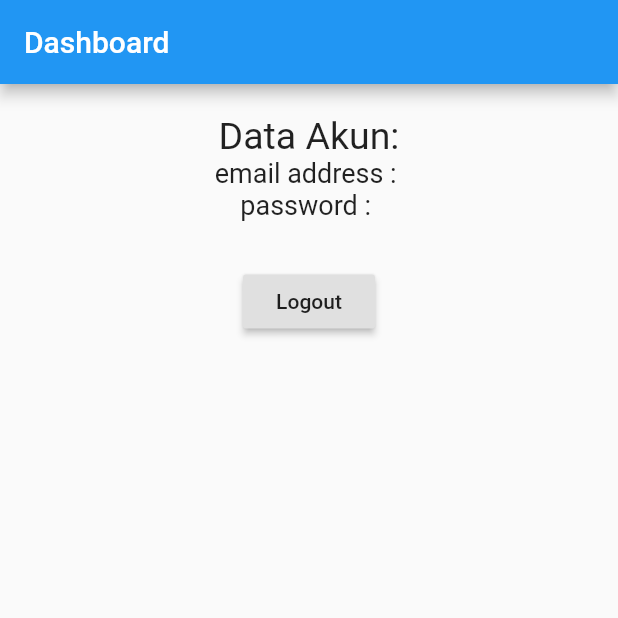
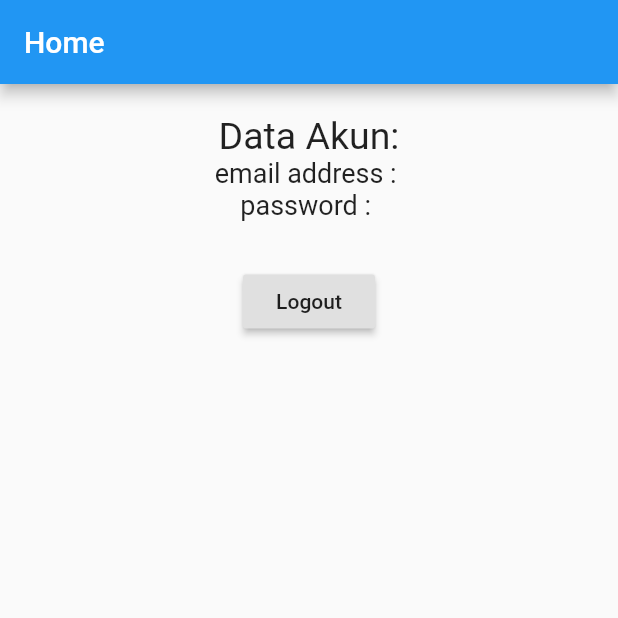
Before and after one commit to khubah/splash_login, a Flutter app: the screen it shows after launch, after a tap on "Login", on a phone screen of 412 x 824 dp, the top half of it. Run offline on Flutter 3.47's test engine with Material 2 defaults, Android fonts, the phone set to English and light mode, and no system bars.

Commit message:
ganti nama dashboar ke home
update

```diff
--- a/lib/dashboard.dart
+++ b/lib/home.dart
@@ -1,15 +1,15 @@
 import 'package:flutter/material.dart';
 
-class Dashboard extends StatelessWidget {
+class Home extends StatelessWidget {
   final String email;
   final String password;
 
-  Dashboard({Key key, this.email, this.password}) : super(key : key);
+  Home({Key key, this.email, this.password}) : super(key : key);
   @override
   Widget build(BuildContext context) {
     return Scaffold(
       appBar: AppBar(
-        title: Text("Dashboard"),
+        title: Text("Home"),
       ),
       body: Container(
         margin: EdgeInsets.all(20),
--- a/lib/login_page.dart
+++ b/lib/login_page.dart
@@ -1,5 +1,5 @@
 import 'package:flutter/material.dart';
-import 'package:splash_login/dashboard.dart';
+import './home.dart';
 
 class LoginPage extends StatelessWidget {
   final TextEditingController emailController = TextEditingController();
@@ -44,8 +44,8 @@ class LoginPage extends StatelessWidget {
               onPressed: () {
                 Navigator.of(context).pushReplacement(
                   new MaterialPageRoute(
-                    settings: const RouteSettings(name: '/dasboard'),
-                    builder: (context) => new Dashboard(email: emailController.text, password: passController.text,),
+                    settings: const RouteSettings(name: '/home'),
+                    builder: (context) => new Home(email: emailController.text, password: passController.text,),
                   ),
                 );
               },
--- a/lib/main.dart
+++ b/lib/main.dart
@@ -1,13 +1,11 @@
 import 'package:flutter/material.dart';
-import 'package:splash_login/dashboard.dart';
+import './home.dart';
 import './login_page.dart';
 
-void main() {
-  runApp(MyApp());
-}
+void main() => runApp(MyApp());
+
 
 class MyApp extends StatelessWidget {
-
   @override
   Widget build(BuildContext context) {
     return MaterialApp(
@@ -17,8 +15,8 @@ class MyApp extends StatelessWidget {
         visualDensity: VisualDensity.adaptivePlatformDensity,
       ),
       routes: {
-        '/login' :(context) => LoginPage(),
-        '/dashboard' : (context) => Dashboard(),
+        '/login': (context) => LoginPage(),
+        '/home': (context) => Home(),
       },
       home: LoginPage(),
     );
```
